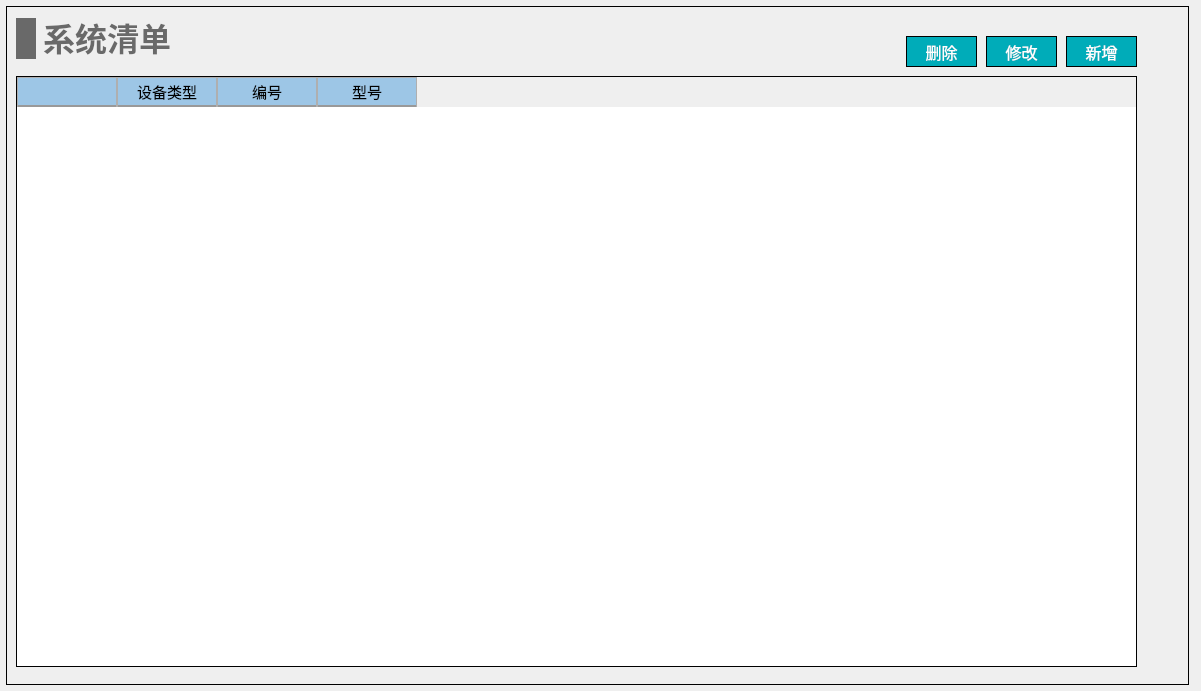
This is NoiseCalSoft/roomDefineForm/systemcomp_list_widget.ui in SheepBowwow/NoiCal as Qt 5 draws it before an edit. The edited form follows.
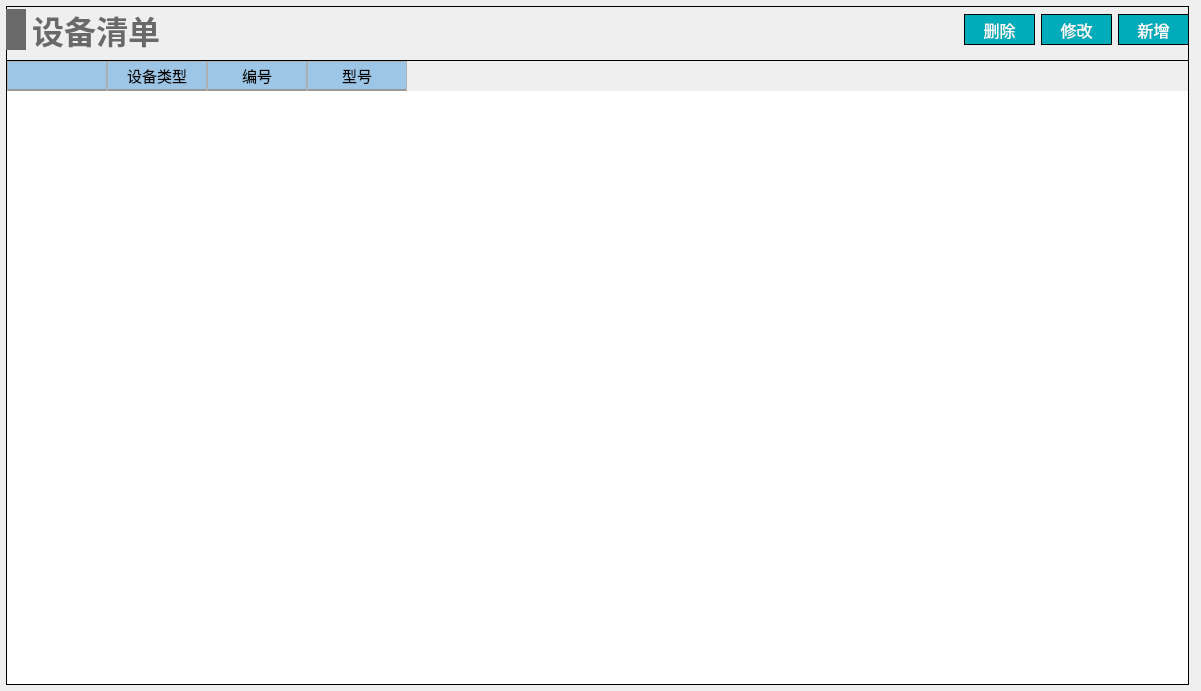
This is the edited form.

```diff
--- a/NoiseCalSoft/roomDefineForm/systemcomp_list_widget.ui
+++ b/NoiseCalSoft/roomDefineForm/systemcomp_list_widget.ui
@@ -22,21 +22,24 @@
      <height>679</height>
     </rect>
    </property>
+   <property name="minimumSize">
+    <size>
+     <width>1183</width>
+     <height>679</height>
+    </size>
+   </property>
    <property name="styleSheet">
     <string notr="true">#widget_room_define
 {
 border: 1px solid #000000;
 }</string>
    </property>
-   <widget class="QWidget" name="layoutWidget_7">
-    <property name="geometry">
-     <rect>
-      <x>10</x>
-      <y>10</y>
-      <width>156</width>
-      <height>45</height>
-     </rect>
-    </property>
+   <layout class="QHBoxLayout" name="horizontalLayout_3">
+    <item>
+     <layout class="QVBoxLayout" name="verticalLayout">
+      <item>
+       <layout class="QHBoxLayout" name="horizontalLayout_2">
+        <item>
     <layout class="QHBoxLayout" name="horizontalLayout_20">
      <item>
       <widget class="QLabel" name="label_20">
@@ -79,7 +82,7 @@
 }</string>
        </property>
        <property name="text">
-        <string>系统清单</string>
+             <string>设备清单</string>
        </property>
        <property name="alignment">
         <set>Qt::AlignBottom|Qt::AlignHCenter</set>
@@ -87,15 +90,138 @@
       </widget>
      </item>
     </layout>
-   </widget>
+        </item>
+        <item>
+         <spacer name="horizontalSpacer">
+          <property name="orientation">
+           <enum>Qt::Horizontal</enum>
+          </property>
+          <property name="sizeHint" stdset="0">
+           <size>
+            <width>40</width>
+            <height>20</height>
+           </size>
+          </property>
+         </spacer>
+        </item>
+        <item>
+         <layout class="QHBoxLayout" name="horizontalLayout">
+          <item>
+           <widget class="QPushButton" name="pushButton_del">
+            <property name="minimumSize">
+             <size>
+              <width>71</width>
+              <height>31</height>
+             </size>
+            </property>
+            <property name="font">
+             <font>
+              <family>黑体</family>
+              <pointsize>12</pointsize>
+             </font>
+            </property>
+            <property name="styleSheet">
+             <string notr="true">QPushButton
+{
+	color:#ffffff; /*文字颜色*/
+    background-color: #00ACB9;/*背景色*/
+    border-radius:0px; /*边框倒角*/
+	border: 1px solid #000000;
+}
+
+
+QPushButton:hover 
+{
+background-color: rgb(0,142,153);
+color: white;
+}</string>
+            </property>
+            <property name="text">
+             <string>删除</string>
+            </property>
+           </widget>
+          </item>
+          <item>
+           <widget class="QPushButton" name="pushButton_revise">
+            <property name="minimumSize">
+             <size>
+              <width>71</width>
+              <height>31</height>
+             </size>
+            </property>
+            <property name="font">
+             <font>
+              <family>黑体</family>
+              <pointsize>12</pointsize>
+             </font>
+            </property>
+            <property name="styleSheet">
+             <string notr="true">QPushButton
+{
+	color:#ffffff; /*文字颜色*/
+    background-color: #00ACB9;/*背景色*/
+    border-radius:0px; /*边框倒角*/
+	border: 1px solid #000000;
+}
+
+
+QPushButton:hover 
+{
+background-color: rgb(0,142,153);
+color: white;
+}</string>
+            </property>
+            <property name="text">
+             <string>修改</string>
+            </property>
+           </widget>
+          </item>
+          <item>
+           <widget class="QPushButton" name="pushButton_add">
+            <property name="minimumSize">
+             <size>
+              <width>71</width>
+              <height>31</height>
+             </size>
+            </property>
+            <property name="font">
+             <font>
+              <family>黑体</family>
+              <pointsize>12</pointsize>
+             </font>
+            </property>
+            <property name="styleSheet">
+             <string notr="true">QPushButton
+{
+	color:#ffffff; /*文字颜色*/
+    background-color: #00ACB9;/*背景色*/
+    border-radius:0px; /*边框倒角*/
+	border: 1px solid #000000;
+}
+
+
+QPushButton:hover 
+{
+background-color: rgb(0,142,153);
+color: white;
+}</string>
+            </property>
+            <property name="text">
+             <string>新增</string>
+            </property>
+           </widget>
+          </item>
+         </layout>
+        </item>
+       </layout>
+      </item>
+      <item>
    <widget class="QTableWidget" name="tableWidget">
-    <property name="geometry">
-     <rect>
-      <x>10</x>
-      <y>70</y>
-      <width>1121</width>
+        <property name="minimumSize">
+         <size>
+          <width>851</width>
       <height>591</height>
-     </rect>
+         </size>
     </property>
     <property name="focusPolicy">
      <enum>Qt::NoFocus</enum>
@@ -204,129 +330,10 @@
      </property>
     </column>
    </widget>
-   <widget class="QPushButton" name="pushButton_del">
-    <property name="geometry">
-     <rect>
-      <x>900</x>
-      <y>30</y>
-      <width>71</width>
-      <height>31</height>
-     </rect>
-    </property>
-    <property name="minimumSize">
-     <size>
-      <width>21</width>
-      <height>21</height>
-     </size>
-    </property>
-    <property name="font">
-     <font>
-      <family>黑体</family>
-      <pointsize>12</pointsize>
-     </font>
-    </property>
-    <property name="styleSheet">
-     <string notr="true">QPushButton
-{
-	color:#ffffff; /*文字颜色*/
-    background-color: #00ACB9;/*背景色*/
-    border-radius:0px; /*边框倒角*/
-	border: 1px solid #000000;
-}
-
-
-QPushButton:hover 
-{
-background-color: rgb(0,142,153);
-color: white;
-}</string>
-    </property>
-    <property name="text">
-     <string>删除</string>
-    </property>
-   </widget>
-   <widget class="QPushButton" name="pushButton_add">
-    <property name="geometry">
-     <rect>
-      <x>1060</x>
-      <y>30</y>
-      <width>71</width>
-      <height>31</height>
-     </rect>
-    </property>
-    <property name="minimumSize">
-     <size>
-      <width>21</width>
-      <height>21</height>
-     </size>
-    </property>
-    <property name="font">
-     <font>
-      <family>黑体</family>
-      <pointsize>12</pointsize>
-     </font>
-    </property>
-    <property name="styleSheet">
-     <string notr="true">QPushButton
-{
-	color:#ffffff; /*文字颜色*/
-    background-color: #00ACB9;/*背景色*/
-    border-radius:0px; /*边框倒角*/
-	border: 1px solid #000000;
-}
-
-
-QPushButton:hover 
-{
-background-color: rgb(0,142,153);
-color: white;
-}</string>
-    </property>
-    <property name="text">
-     <string>新增</string>
-    </property>
-   </widget>
-   <widget class="QPushButton" name="pushButton_revise">
-    <property name="geometry">
-     <rect>
-      <x>980</x>
-      <y>30</y>
-      <width>71</width>
-      <height>31</height>
-     </rect>
-    </property>
-    <property name="minimumSize">
-     <size>
-      <width>21</width>
-      <height>21</height>
-     </size>
-    </property>
-    <property name="font">
-     <font>
-      <family>黑体</family>
-      <pointsize>12</pointsize>
-     </font>
-    </property>
-    <property name="styleSheet">
-     <string notr="true">QPushButton
-{
-	color:#ffffff; /*文字颜色*/
-    background-color: #00ACB9;/*背景色*/
-    border-radius:0px; /*边框倒角*/
-	border: 1px solid #000000;
-}
-
-
-QPushButton:hover 
-{
-background-color: rgb(0,142,153);
-color: white;
-}</string>
-    </property>
-    <property name="text">
-     <string>修改</string>
-    </property>
-   </widget>
+      </item>
+     </layout>
+    </item>
+   </layout>
   </widget>
  </widget>
  <resources/>
```
Lines whose indentation alone changed are shown as unchanged.
